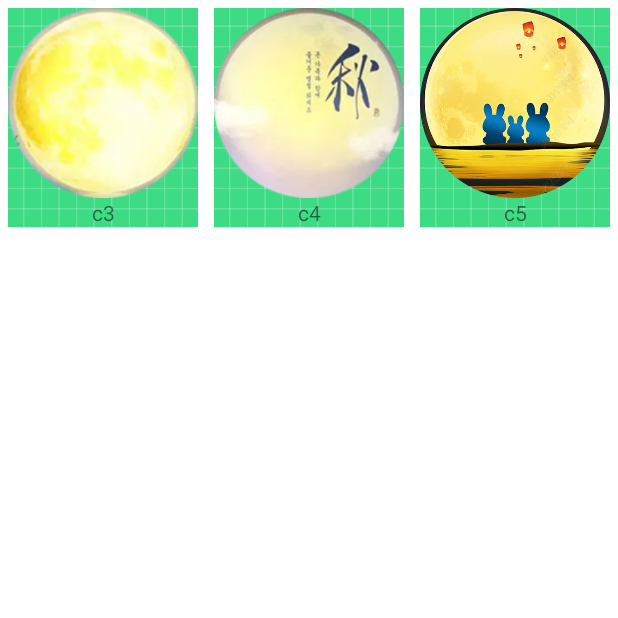
After one commit to LiuJiewenTT/ee308fz_lab2, an Android app: the listIconActivity screen opened directly, with no data from a screen before it, on a phone screen of 412 x 824 dp, the top half of it. The commit adds this screen. Run offline under Robolectric (Android 15) with nearby library versions, the light colour scheme and no system bars.

Commit message:
icons can be replaced. magnifying goal is abandoned.

```diff
--- a/proj/Bobing/app/src/main/java/io/github/liujiewentt/ee308fz_lab2_bobing/SettingsActivity.java
+++ b/proj/Bobing/app/src/main/java/io/github/liujiewentt/ee308fz_lab2_bobing/SettingsActivity.java
@@ -65,7 +65,9 @@ public class SettingsActivity extends AppCompatActivity {
         @Override
         public void onCreatePreferences(Bundle savedInstanceState, String rootKey) {
             setPreferencesFromResource(R.xml.root_preferences, rootKey);
+
             Preference preference = findPreference("about_setting");
+            assert preference != null;
             preference.setOnPreferenceClickListener(new Preference.OnPreferenceClickListener() {
                 @Override
                 public boolean onPreferenceClick(Preference preference) {
@@ -75,6 +77,9 @@ public class SettingsActivity extends AppCompatActivity {
                 }
             });
 //            editTextPreference.
+
+            preference = findPreference("selectIcon");
+            preference.setIntent(new Intent(this.getContext(), listIconActivity.class));
         }
     }
 }
--- /dev/null
+++ b/proj/Bobing/app/src/main/java/io/github/liujiewentt/ee308fz_lab2_bobing/listIconActivity.java
@@ -0,0 +1,163 @@
+package io.github.liujiewentt.ee308fz_lab2_bobing;
+
+import android.annotation.SuppressLint;
+import android.app.Activity;
+import android.app.ActivityOptions;
+import android.content.ComponentName;
+import android.content.Intent;
+import android.content.pm.PackageManager;
+import android.content.res.Resources;
+import android.graphics.drawable.Drawable;
+import android.os.Bundle;
+import android.os.Parcelable;
+import android.util.Log;
+import android.view.LayoutInflater;
+import android.view.View;
+import android.view.ViewGroup;
+import android.view.Window;
+import android.widget.ImageView;
+import android.widget.TextView;
+
+import androidx.annotation.NonNull;
+import androidx.appcompat.app.AppCompatActivity;
+import androidx.fragment.app.FragmentActivity;
+import androidx.recyclerview.widget.GridLayoutManager;
+import androidx.recyclerview.widget.RecyclerView;
+
+import java.io.Serializable;
+import java.util.*;
+
+public class listIconActivity extends AppCompatActivity {
+    private RecyclerView rv_img;
+    private TextView tv_img_msg;
+    private String TAG = "listIconActivity";
+    public List<ImgFile> iconList = new ArrayList<>();
+
+    @Override
+    protected void onCreate(Bundle savedInstanceState) {
+        super.onCreate(savedInstanceState);
+//        getWindow().requestFeature(Window.FEATURE_CONTENT_TRANSITIONS);
+        setContentView(R.layout.listicons);
+        tv_img_msg = findViewById(R.id.tv_icon_msg);
+        rv_img = findViewById(R.id.rv_icon);
+        loadUI();
+    }
+
+    public void loadUI(){
+        ImgFile img = new ImgFile();
+        Resources resources = getResources();
+
+        img.setFileName("c3");
+        img.setFileSrc(resources.getDrawable(R.drawable.c3));
+        iconList.add(img);
+        img = new ImgFile();
+        img.setFileName("c4");
+        img.setFileSrc(resources.getDrawable(R.drawable.c4));
+        iconList.add(img);
+        img = new ImgFile();
+        img.setFileName("c5");
+        img.setFileSrc(resources.getDrawable(R.drawable.c5));
+        iconList.add(img);
+
+        if(iconList != null && iconList.size() > 0){
+            GridLayoutManager layoutManager = new GridLayoutManager(listIconActivity.this,3);
+            rv_img.setLayoutManager(layoutManager);
+            imgAdapter adapter = new imgAdapter(iconList);
+            rv_img.setAdapter(adapter);
+        }else{
+            tv_img_msg.setVisibility(View.VISIBLE);
+        }
+    }
+    class imgAdapter extends RecyclerView.Adapter<imgAdapter.ViewHolder>{
+        private String TAG="imgAdapter";
+
+        private List<ImgFile> list;
+        public imgAdapter(List<ImgFile> list){ this.list = list; }
+
+        class ViewHolder extends RecyclerView.ViewHolder{
+            View myView;
+            TextView tv_name;
+            ImageView iv_img;
+            public ViewHolder(View itemView) {
+                super(itemView);
+                myView = itemView;
+                tv_name = (TextView) itemView.findViewById(R.id.tv_name);
+                iv_img = (ImageView)itemView.findViewById(R.id.iv_img);
+            }
+        }
+
+        @NonNull
+        @Override
+        public ViewHolder onCreateViewHolder(@NonNull ViewGroup parent, int viewType) {
+            View v = LayoutInflater.from(listIconActivity.this).inflate(R.layout.icon_item, parent, false);
+            return new ViewHolder(v);
+        }
+
+        @SuppressLint("NewApi")
+        @Override
+        public void onBindViewHolder(@NonNull ViewHolder holder, int position) {
+            ImgFile img = list.get(position);
+//            holder.iv_img.setImageResource(R.drawable.ic_launcher_foreground);
+            holder.iv_img.setImageDrawable(img.getFileSrc());
+            Log.d(TAG, "onBindViewHolder: " + holder.iv_img.getTransitionName());
+            holder.tv_name.setText(img.getFileName());
+            holder.myView.setOnClickListener(new View.OnClickListener() {
+                @Override
+                public void onClick(View ve) {
+                    // It was starting another fullscreen activity
+//                    Intent intent = new Intent(ve.getContext(), icon_viewfull_fgActivity.class);
+//
+////                    intent.putExtras(new Bundle().putSerializable("view",(Serializable) ve));
+//                    ve.getContext().startActivity(
+//                            intent,
+//                            // 注意这里的sharedView
+//                            // Content，View（动画作用view），String（和XML一样）
+//                            ActivityOptions.makeSceneTransitionAnimation((Activity) ve.getContext(),
+//                                    ve,"sharedView").toBundle()
+//                    );
+
+                    // Now set directly.
+                    TextView textView = (TextView) ve.findViewById(R.id.tv_name);
+                    setLauncherIcon("icon_"+ textView.getText());
+                }
+            });
+        }
+
+        @Override
+        public int getItemCount() {
+            return list == null ? 0 : list.size();
+        }
+    }
+
+    class ImgFile {
+        private String fileName;
+        private Drawable fileSrc;
+
+        public ImgFile(){}
+
+        public String getFileName() { return fileName; }
+
+        public void setFileName(String fileName) { this.fileName = fileName; }
+
+        public Drawable getFileSrc() { return fileSrc; }
+
+        public void setFileSrc(Drawable fileSrc) { this.fileSrc = fileSrc; }
+    }
+
+    void setLauncherIcon(String aliasName){
+        Log.d(TAG, "setLauncherIcon: " + aliasName);
+
+        PackageManager packageManager = getPackageManager();
+
+        // Disable all icon
+        packageManager.setComponentEnabledSetting(new ComponentName(this, getPackageName() + ".ScrollingActivity"), PackageManager.COMPONENT_ENABLED_STATE_DISABLED, PackageManager.DONT_KILL_APP);
+        for (int i=0; i<iconList.size(); ++i){
+            String name = iconList.get(i).getFileName();
+            packageManager.setComponentEnabledSetting(new ComponentName(this, getPackageName() + ".icon_" + name), PackageManager.COMPONENT_ENABLED_STATE_DISABLED, PackageManager.DONT_KILL_APP);
+        }
+
+        // Enable select icon
+        packageManager.setComponentEnabledSetting(new ComponentName(this, getPackageName() + "." + aliasName), PackageManager.COMPONENT_ENABLED_STATE_ENABLED, PackageManager.DONT_KILL_APP);
+
+    }
+}
--- /dev/null
+++ b/proj/Bobing/app/src/main/res/layout/icon_item.xml
@@ -0,0 +1,22 @@
+<?xml version="1.0" encoding="utf-8"?>
+<LinearLayout
+    xmlns:android="http://schemas.android.com/apk/res/android"
+    android:orientation="vertical"
+    android:layout_width="match_parent"
+    android:layout_height="wrap_content"
+    android:layout_margin="5dp"
+    android:background="@drawable/ic_launcher_background">
+    <ImageView
+        android:id="@+id/iv_img"
+        android:layout_width="match_parent"
+        android:layout_height="wrap_content"
+        android:src="@drawable/ic_launcher_foreground"
+        android:adjustViewBounds="true"
+        android:transitionName="sharedView"/>
+    <TextView
+        android:id="@+id/tv_name"
+        android:layout_width="match_parent"
+        android:layout_height="wrap_content"
+        android:gravity="center"
+        android:text="图片名称"/>
+</LinearLayout>
--- /dev/null
+++ b/proj/Bobing/app/src/main/res/layout/listicons.xml
@@ -0,0 +1,28 @@
+<?xml version="1.0" encoding="utf-8"?>
+<LinearLayout xmlns:android="http://schemas.android.com/apk/res/android"
+    xmlns:app="http://schemas.android.com/apk/res-auto"
+    xmlns:tools="http://schemas.android.com/tools"
+    android:layout_width="match_parent"
+    android:layout_height="match_parent"
+    tools:context=".listIconActivity">
+    <ScrollView
+        android:layout_width="match_parent"
+        android:layout_height="match_parent">
+        <LinearLayout
+            android:layout_width="match_parent"
+            android:layout_height="match_parent"
+            android:orientation="vertical"
+            tools:ignore="ScrollViewSize">
+            <TextView
+                android:id="@+id/tv_icon_msg"
+                android:visibility="gone"
+                android:layout_width="match_parent"
+                android:layout_height="wrap_content"
+                android:text="暂无图片！" />
+            <androidx.recyclerview.widget.RecyclerView
+                android:id="@+id/rv_icon"
+                android:layout_width="match_parent"
+                android:layout_height="match_parent" />
+        </LinearLayout>
+    </ScrollView>
+</LinearLayout>
--- a/proj/Bobing/app/src/main/res/values/strings.xml
+++ b/proj/Bobing/app/src/main/res/values/strings.xml
@@ -120,6 +120,8 @@
 
      <string name="settingsH">Settings</string>
     <string name="about_header">@string/about_program</string>
+    <string name="customize">Customization</string>
+    <string name="selectIcon">Select Icon</string>
 
     <string name="title_activity_settings">SettingsActivity</string>
 
```
Also changed, not shown: proj/Bobing/app/src/main/AndroidManifest.xml (+85 -0 lines), proj/Bobing/app/src/main/java/io/github/liujiewentt/ee308fz_lab2_bobing/icon_viewfull_fgActivity.java (added, +34 -0 lines), proj/Bobing/app/src/main/res/layout/icon_viewfull.xml (added, +16 -0 lines), proj/Bobing/app/src/main/res/values/arrays.xml (+9 -0 lines), proj/Bobing/app/src/main/res/xml/root_preferences.xml (+12 -1 lines).
